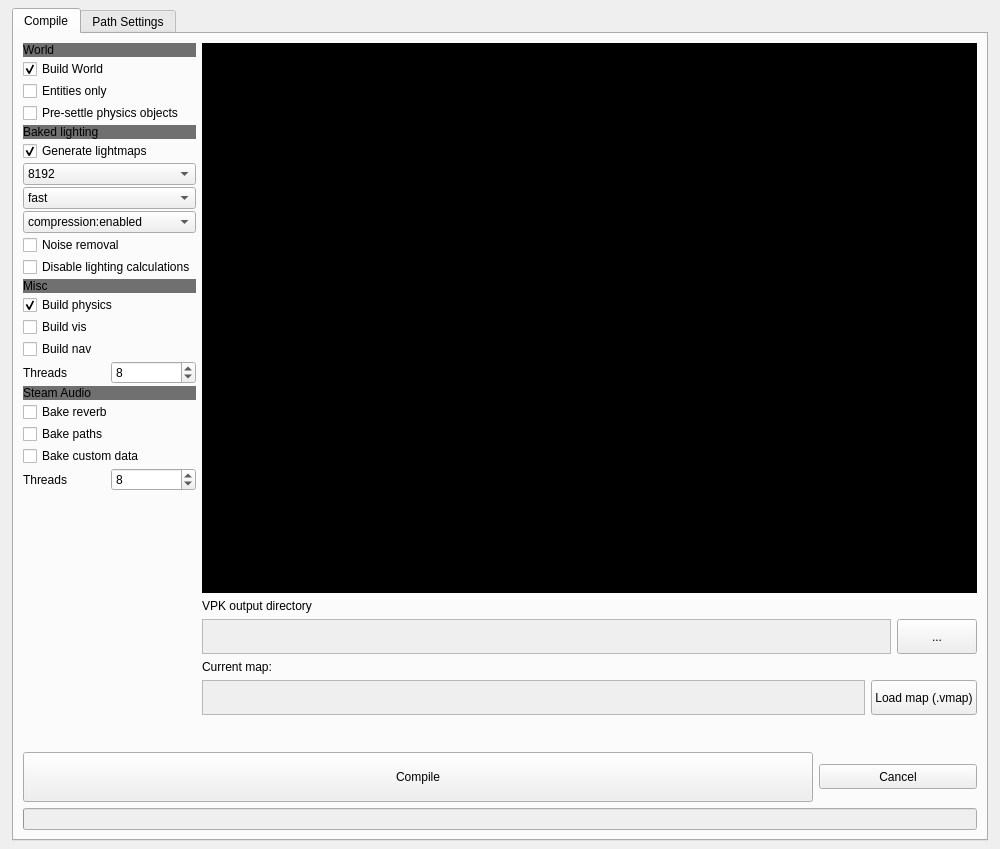
Qt form ui/s2ec.ui (KETALx/s2_externalcoompiler) before a commit.
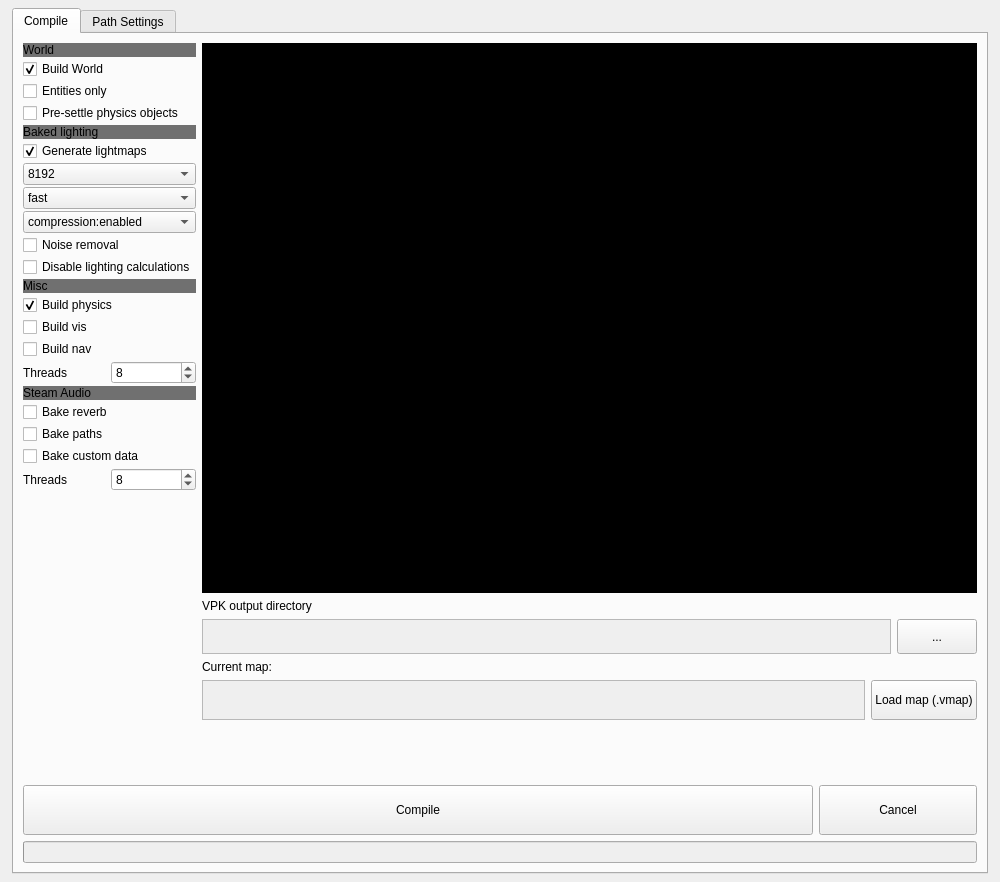
The same form after that commit. The open tabs and pages were chosen to show the change. Icons and pictures are not drawn.

Commit message: live output + lock compile button

What changed in the file:
```diff
--- a/ui/s2ec.ui
+++ b/ui/s2ec.ui
@@ -7,7 +7,7 @@
     <x>0</x>
     <y>0</y>
     <width>1000</width>
-    <height>849</height>
+    <height>882</height>
    </rect>
   </property>
   <property name="sizePolicy">
@@ -598,7 +598,7 @@
                 <property name="maximumSize">
                  <size>
                   <width>16777215</width>
-                  <height>35</height>
+                  <height>40</height>
                  </size>
                 </property>
                 <property name="font">
@@ -628,7 +628,7 @@
                 <property name="maximumSize">
                  <size>
                   <width>200</width>
-                  <height>35</height>
+                  <height>40</height>
                  </size>
                 </property>
                 <property name="font">
@@ -718,7 +718,7 @@
             <property name="maximumSize">
              <size>
               <width>16777215</width>
-              <height>25</height>
+              <height>50</height>
              </size>
             </property>
             <property name="font">
```
Left out of the diff: 4 changed lines with no effect on the pictures. The commit also changes 5 other files.
